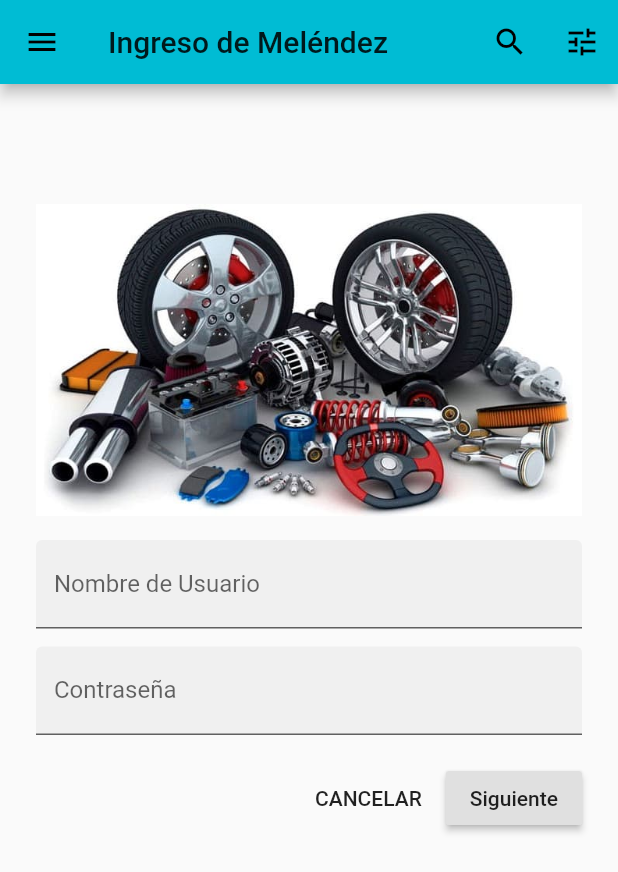
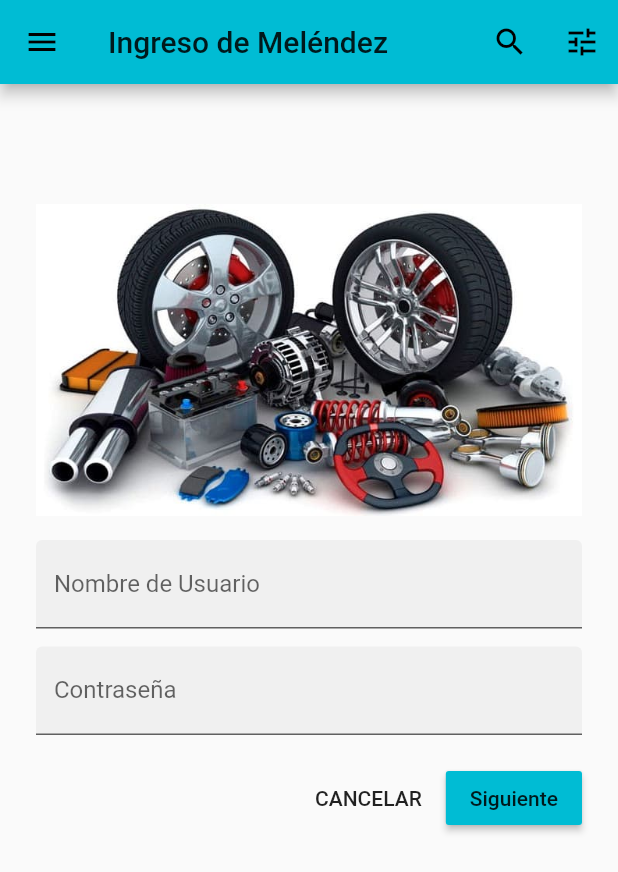
Before and after one commit to jaquelineME/UIII_IOS_Login, a Flutter app: the screen it shows after launch, on a phone screen of 412 x 824 dp. Shown: the top 872 px of the screen. Run offline on Flutter 3.47's test engine with Material 2 defaults, Android fonts, the phone set to English and light mode, and no system bars.

```diff
--- a/lib/main.dart
+++ b/lib/main.dart
@@ -113,8 +113,9 @@ class _IngresoSistemaState extends State<IngresoSistema> {
                               acceso = false;
                             });
                           },
-                        ),
+                        ), //Fin de flatButton
                         RaisedButton(
+                          color: Colors.cyan,
                           child: Text(
                             'Siguiente',
                           ),
@@ -123,12 +124,29 @@ class _IngresoSistemaState extends State<IngresoSistema> {
                               acceso = true;
                             });
                           },
-                        ),
+                        ), //Fin de raisedButton
                       ],
                     ), //Fin de child
                   ) //Fin de padding
                 ], //Fin widget[]
               ) //Fin de coluna
+            else
+              Center(
+                child: Column(
+                  children: <Widget>[
+                    Text('YAY, I am login!'),
+                    RaisedButton(
+                      elevation: 20.0,
+                      child: Text('Logout'),
+                      onPressed: () {
+                        setState(() {
+                          isLogin = false;
+                        });
+                      },
+                    )
+                  ],
+                ),
+              )
           ], //Fin de widget[]
         ), //Fin de ListView
       ), //Fin de area segura
```
Also changed, not shown: 1 other file.
